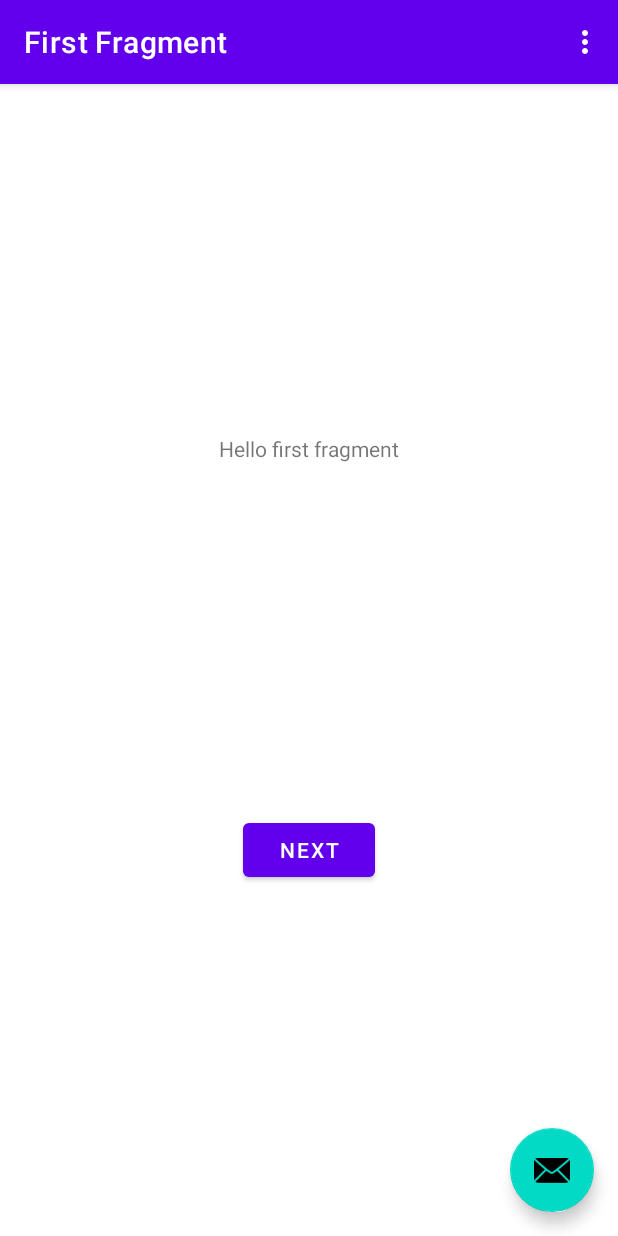
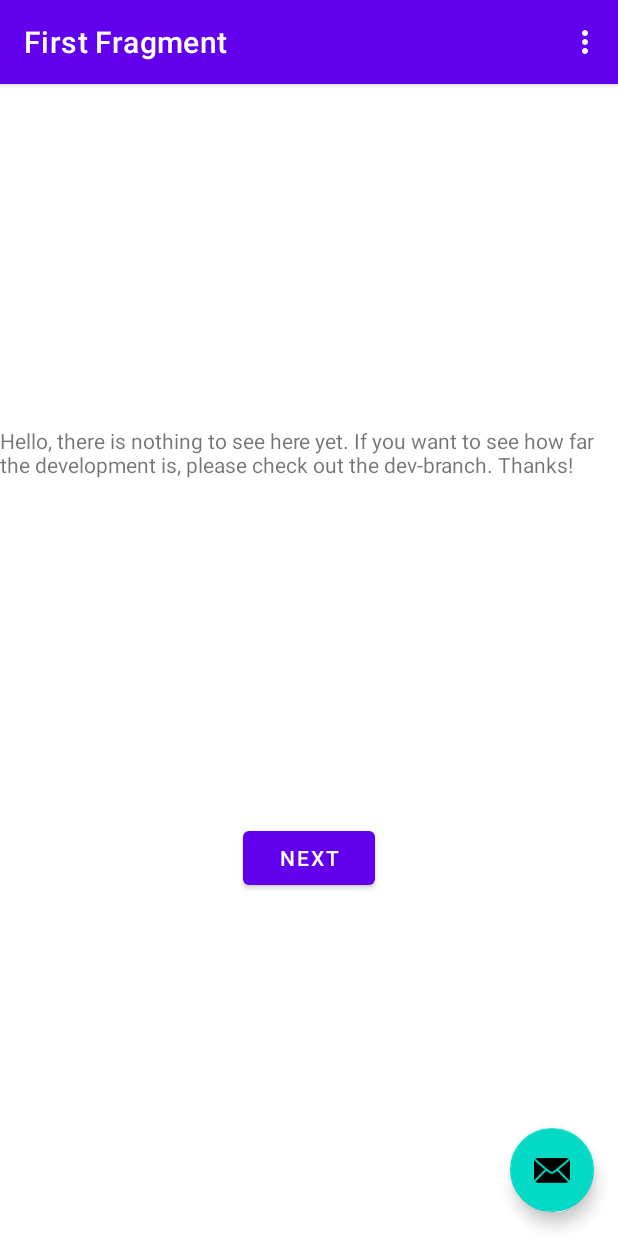
Before and after one commit to mitgitumgekippt/Rabbit-Hole-Alert, an Android app: the screen it shows after launch (MainActivity), on a phone screen of 412 x 824 dp. Run offline under Robolectric (Android 15) with nearby library versions, the phone set to English and light mode, and no system bars; our stand-ins replace navigation-ui.

Commit message:
Added message with note to dev-branch while there is no visible progress

```diff
--- a/app/src/main/res/values/strings.xml
+++ b/app/src/main/res/values/strings.xml
@@ -7,6 +7,6 @@
     <string name="next">Next</string>
     <string name="previous">Previous</string>
 
-    <string name="hello_first_fragment">Hello first fragment</string>
-    <string name="hello_second_fragment">Hello second fragment. Arg: %1$s</string>
+    <string name="hello_first_fragment">Hello, there is nothing to see here yet. If you want to see how far the development is, please check out the dev-branch. Thanks!</string>
+    <string name="hello_second_fragment">Still nothing to see here!. Arg: %1$s</string>
 </resources>
```
